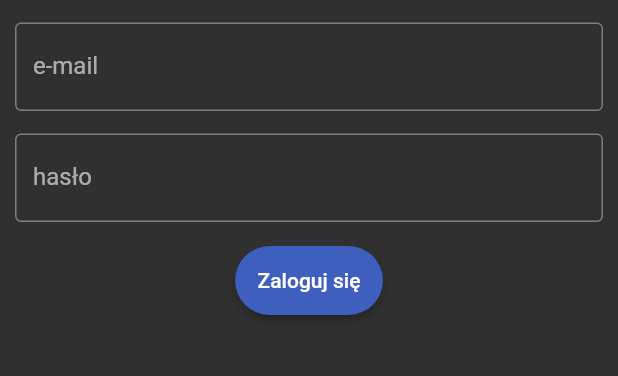
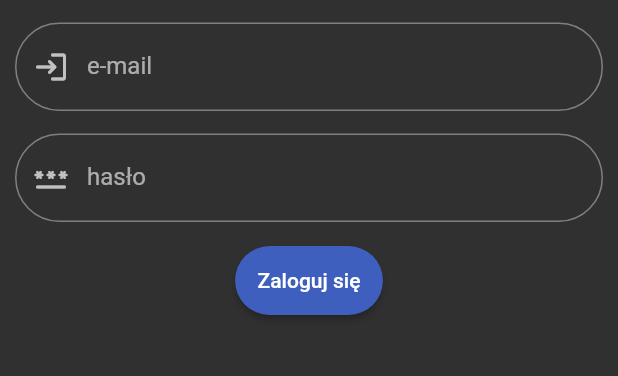
Before and after one commit to arix2000/kml_flutter_app, a Flutter app: the screen it shows after launch, on a phone screen of 412 x 824 dp, the part 519-895 px from its top. Run offline on Flutter 3.47's test engine with Material 2 defaults, Android fonts, the phone set to English and light mode, and no system bars; our stand-ins replace bloc, dartz, data_connection_checker, equatable, flutter_bloc, get_it and 2 more; missing offline and left inert: dart:ffi.

Commit message:
improve text fields layout

```diff
--- a/lib/features/login/presentation/login_page.dart
+++ b/lib/features/login/presentation/login_page.dart
@@ -1,5 +1,3 @@
-
-
 import 'package:flutter/material.dart';
 import 'package:flutter/painting.dart';
 import 'package:flutter_bloc/flutter_bloc.dart' as bloc;
@@ -41,8 +39,8 @@ class LoginPage extends StatelessWidget {
               SizedBox(height: 15),
               ClipRRect(
                   borderRadius: BorderRadius.circular(20),
-                  child: Image(image: AssetImage("resources/kml_logo_horizontal.png"))
-              ),
+                  child: Image(
+                      image: AssetImage("resources/kml_logo_horizontal.png"))),
               SizedBox(height: 15),
               LoginControls(),
               SizedBox(height: 15),
@@ -52,26 +50,29 @@ class LoginPage extends StatelessWidget {
                   } else if (state is Loading) {
                     return CircularProgressIndicator();
                   } else if (state is Loaded) {
-                      if (state.result.contains("true")) {
-                        WidgetsBinding.instance.addPostFrameCallback((timeStamp) {
+                    if (state.result.contains("true")) {
+                      WidgetsBinding.instance.addPostFrameCallback((timeStamp) {
                         final loginIdString = state.result.characters
-                            .characterAt(state.result.length - 2).string;
+                            .characterAt(state.result.length - 2)
+                            .string;
 
                         Navigator.pushNamed(context, MainContainer.route,
                             arguments: int.parse(loginIdString));
                       });
-                      } else {
-                        TextSnackBar(context).show(context.getString('wrong_password_or_login'));
-                      }
+                    } else {
+                      TextSnackBar(context)
+                          .show(context.getString('wrong_password_or_login'));
+                    }
                   } else if (state is Error) {
-                    TextSnackBar(context).show(context.getString('no_internet_connection'));
+                    TextSnackBar(context)
+                        .show(context.getString('no_internet_connection'));
                   } else if (state is CacheLoaded) {
                     WidgetsBinding.instance.addPostFrameCallback((timeStamp) {
                       loginController.text = state.loginModel.login;
                       passController.text = state.loginModel.password;
                     });
                   }
-                    return SizedBox(height: 25);
+                  return SizedBox(height: 25);
                 },
               )
             ],
@@ -88,7 +89,6 @@ class LoginControls extends StatefulWidget {
 }
 
 class _LoginControlsState extends State<LoginControls> {
-
   @override
   void initState() {
     super.initState();
@@ -103,15 +103,20 @@ class _LoginControlsState extends State<LoginControls> {
       children: [
         TextField(
           controller: loginController,
-          decoration:
-              InputDecoration(border: OutlineInputBorder(), labelText: context.getString('e_mail')),
+          decoration: InputDecoration(
+              border:
+                  OutlineInputBorder(borderRadius: BorderRadius.circular(40.0)),
+              labelText: context.getString('e_mail'),
+              prefixIcon: Icon(Icons.login_rounded)),
         ),
         SizedBox(height: 15),
         TextField(
           obscureText: true,
           controller: passController,
-          decoration:
-              InputDecoration(border: OutlineInputBorder(), labelText: context.getString('password')),
+          decoration: InputDecoration(
+              border: OutlineInputBorder(borderRadius: BorderRadius.circular(40.0)),
+              labelText: context.getString('password'),
+              prefixIcon: Icon(Icons.password_rounded)),
         ),
         SizedBox(height: 15),
         AppButton(buttonText: context.getString('log_in'), onPressed: logIn),
```
